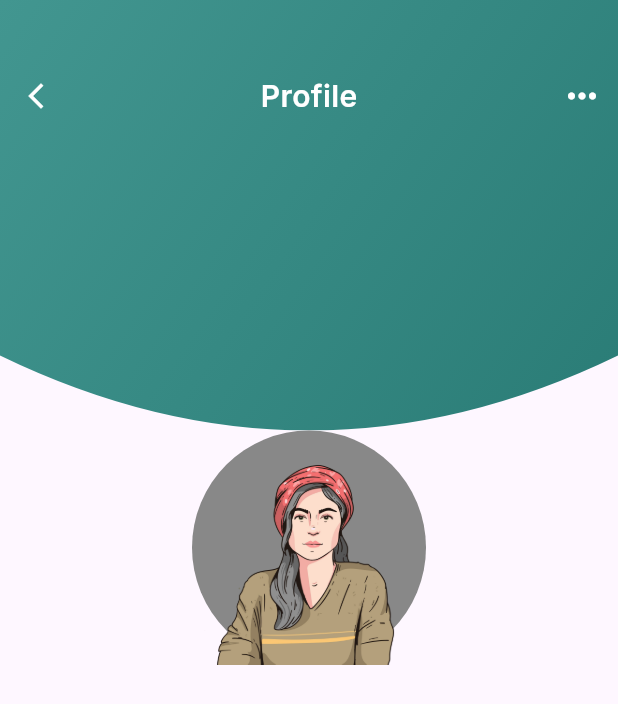
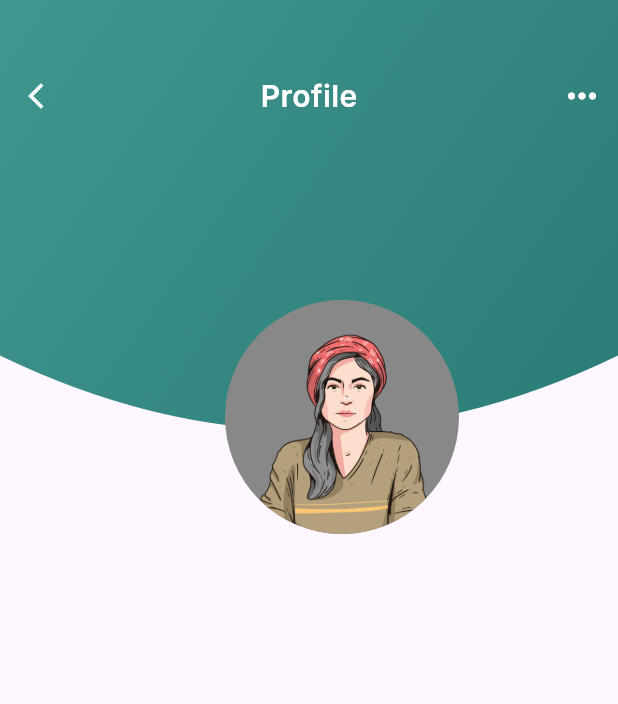
Before and after one commit to Riddhimagupta22/expense_tracker_app, a Flutter app: the Profile screen opened directly, on a phone screen of 412 x 824 dp. Shown: the top 704 px of the screen. Run offline on Flutter 3.47's test engine with Material 3 defaults, Android fonts, the light colour scheme and no system bars; our stand-ins replace cloud_firestore, firebase_auth, firebase_core, get, google_fonts; accounts and stored records are empty.

Commit message:
new project

```diff
--- a/lib/Modules/Profile/view/profile.dart
+++ b/lib/Modules/Profile/view/profile.dart
@@ -12,11 +12,13 @@ class Profile extends StatelessWidget {
   @override
   Widget build(BuildContext context) {
     return Scaffold(
-      body: SafeArea(child: Stack(
+      body: SafeArea(
+          child: Stack(
         children: [
           Column(
             children: [
-              CustomContainer(child: Column(
+              CustomContainer(
+                child: Column(
                   children: [
                     SizedBox(
                       height: 40,
@@ -51,12 +53,16 @@ class Profile extends StatelessWidget {
                       ],
                     ),
                   ],
-              ),),
-
-              const CircularImage(image: 'Assets/Image/hand-drawn-ethnic-beauty-illustration.png',)
-
+                ),
+              ),
             ],
           ),
+          Positioned(
+              top: 200,
+              left: 150,
+              child: const CircularImage(
+                image: 'Assets/Image/hand-drawn-ethnic-beauty-illustration.png',
+              ))
         ],
       )),
     );
--- a/lib/Modules/Profile/view/widgets/cricular_widget.dart
+++ b/lib/Modules/Profile/view/widgets/cricular_widget.dart
@@ -8,13 +8,13 @@ class CircularImage extends StatelessWidget {
   final Color? backgroundColor;
   final double height, width;
 
-  const CircularImage(
-      {super.key,
-        this.fit = BoxFit.contain,
+  const CircularImage({
+    super.key,
+    this.fit = BoxFit.cover,
     required this.image,
     this.isNetworkimage = false,
     this.overlayColor,
-        this.backgroundColor,
+    this.backgroundColor = const Color.fromRGBO(136, 136, 136, 1),
     this.height = 156,
     this.width = 156,
   });
@@ -25,15 +25,19 @@ class CircularImage extends StatelessWidget {
       width: width,
       height: height,
       decoration: BoxDecoration(
-          color: Color.fromRGBO(136, 136, 136, 1),
-          borderRadius: BorderRadius.circular(100)),
-      child: Center(
+        color: backgroundColor,
+        shape: BoxShape.circle,
+      ),
+      child: ClipOval(
         child: Image(
+          width: width,
+          height: height,
           fit: fit,
           image: isNetworkimage
               ? NetworkImage(image)
               : AssetImage(image) as ImageProvider,
           color: overlayColor,
+          colorBlendMode: overlayColor != null ? BlendMode.srcATop : null,
         ),
       ),
     );
```
Also changed, not shown: lib/Modules/Profile/view/widgets/profile_menu.dart (added, +51 -0 lines). Lines whose indentation alone changed are shown as unchanged.
